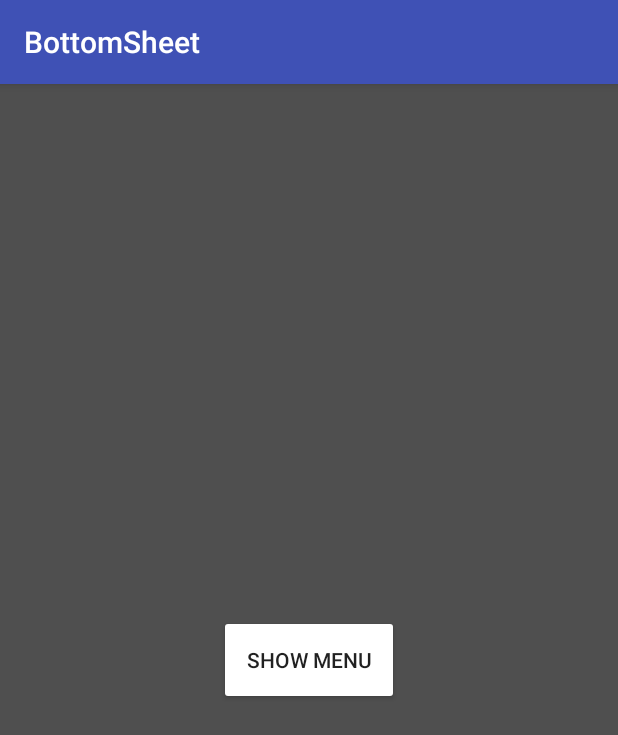
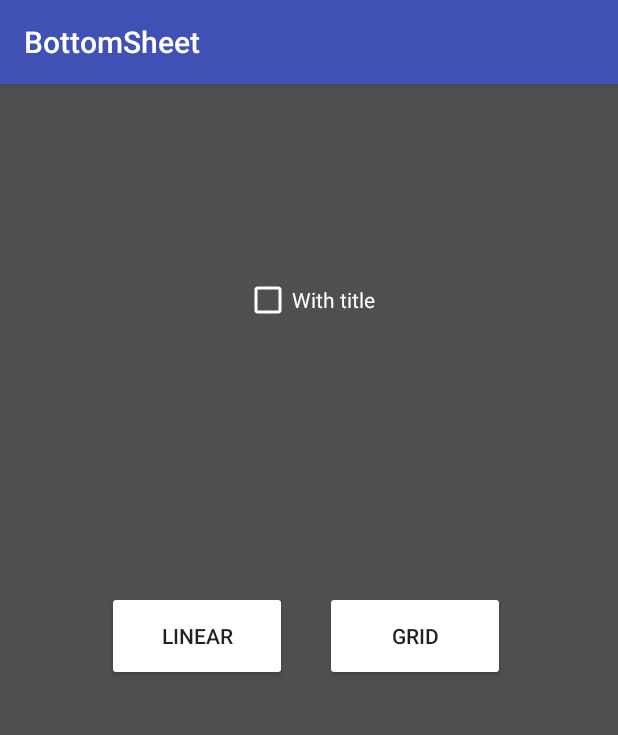
Before and after one commit to whalemare/sheetmenu, an Android app: the MainActivity screen opened directly, with no data from a screen before it, on a phone screen of 412 x 824 dp. Shown: the top 735 px of the screen. Run offline under Robolectric (Android 15) with nearby library versions, the phone set to English and light mode, and no system bars.

Commit message:
Add customs
* add custom adapter
* add custom layout manager

```diff
--- a/app/src/main/java/ru/whalemare/bottomsheet/MainActivity.java
+++ b/app/src/main/java/ru/whalemare/bottomsheet/MainActivity.java
@@ -14,7 +14,7 @@ public class MainActivity extends AppCompatActivity {
         super.onCreate(savedInstanceState);
         setContentView(R.layout.activity_main);
 
-        findViewById(R.id.button_show_menu).setOnClickListener(new View.OnClickListener() {
+        findViewById(R.id.button_linear).setOnClickListener(new View.OnClickListener() {
             @Override
             public void onClick(View v) {
                 setup();
@@ -41,7 +41,7 @@ public class MainActivity extends AppCompatActivity {
                 R.string.title,
                 null,
                 R.menu.menu,
-                null,
+                null, null,
                 new MenuItem.OnMenuItemClickListener() {
                     @Override
                     public boolean onMenuItemClick(MenuItem item) {
--- a/app/src/main/res/layout/activity_main.xml
+++ b/app/src/main/res/layout/activity_main.xml
@@ -8,21 +8,52 @@
     android:background="#4f4f4f"
     tools:context="ru.whalemare.bottomsheet.MainActivity">
 
+    <android.support.v7.widget.AppCompatCheckBox
+        android:id="@+id/checkbox_title"
+        android:layout_width="wrap_content"
+        android:layout_height="wrap_content"
+        android:layout_marginTop="128dp"
+        android:text="@string/text_with_title"
+        android:textColor="#fff"
+        app:buttonTint="#fff"
+        app:layout_constraintTop_toTopOf="parent"
+        android:layout_marginRight="8dp"
+        app:layout_constraintRight_toRightOf="parent"
+        android:layout_marginLeft="8dp"
+        app:layout_constraintLeft_toLeftOf="parent"
+        />
+
     <Button
-        android:id="@+id/button_show_menu"
+        android:id="@+id/button_linear"
         android:layout_width="120dp"
         android:layout_height="60dp"
-        android:layout_marginBottom="8dp"
         android:layout_marginEnd="8dp"
         android:layout_marginLeft="8dp"
         android:layout_marginRight="8dp"
         android:layout_marginStart="8dp"
-        android:layout_marginTop="8dp"
         android:backgroundTint="#fff"
-        android:text="@string/text_show_menu"
-        app:layout_constraintBottom_toBottomOf="parent"
+        android:text="@string/text_linear"
+        app:layout_constraintHorizontal_bias="0.229"
         app:layout_constraintLeft_toLeftOf="parent"
         app:layout_constraintRight_toRightOf="parent"
-        app:layout_constraintTop_toTopOf="parent"/>
+        app:layout_constraintBaseline_toBaselineOf="@+id/button_grid"/>
+
+    <Button
+        android:id="@+id/button_grid"
+        android:layout_width="120dp"
+        android:layout_height="60dp"
+        android:layout_marginBottom="8dp"
+        android:layout_marginLeft="8dp"
+        android:layout_marginRight="8dp"
+        android:backgroundTint="#fff"
+
+        android:text="@string/text_grid"
+        app:layout_constraintBottom_toBottomOf="parent"
+        app:layout_constraintHorizontal_bias="0.203"
+        app:layout_constraintLeft_toRightOf="@+id/button_linear"
+        app:layout_constraintRight_toRightOf="parent"
+        android:layout_marginTop="8dp"
+        app:layout_constraintTop_toBottomOf="@+id/checkbox_title"
+        app:layout_constraintVertical_bias="0.32"/>
 
 </android.support.constraint.ConstraintLayout>
--- a/app/src/main/res/menu/menu.xml
+++ b/app/src/main/res/menu/menu.xml
@@ -1,10 +1,18 @@
 <menu xmlns:android="http://schemas.android.com/apk/res/android">
     <item
-        android:id="@+id/action_first"
+        android:id="@+id/action_one"
         android:icon="@drawable/ic_atom"
-        android:title="First"/>
+        android:title="One"/>
     <item
-        android:id="@+id/action_second"
+        android:id="@+id/action_two"
         android:icon="@drawable/ic_disco"
-        android:title="Second"/>
+        android:title="Two"/>
+    <item
+        android:id="@+id/action_three"
+        android:icon="@drawable/ic_atom"
+        android:title="Three"/>
+    <item
+        android:id="@+id/action_four"
+        android:icon="@drawable/ic_disco"
+        android:title="Four"/>
 </menu>
--- a/app/src/main/res/values/strings.xml
+++ b/app/src/main/res/values/strings.xml
@@ -1,5 +1,7 @@
 <resources>
     <string name="app_name">BottomSheet</string>
     <string name="title">Title</string>
-    <string name="text_show_menu">Show menu</string>
+    <string name="text_linear">Linear</string>
+    <string name="text_grid">Grid</string>
+    <string name="text_with_title">With title</string>
 </resources>
```
Also changed, not shown: app/src/main/java/ru/whalemare/bottomsheet/MainActivityKotlin.kt (+18 -7 lines), sheetmenu/src/main/java/ru/whalemare/sheetmenu/SheetMenu.kt (+44 -6 lines), sheetmenu/src/main/java/ru/whalemare/sheetmenu/adapter/MenuAdapter.kt (renamed from sheetmenu/src/main/java/ru/whalemare/sheetmenu/ListAdapter.kt, +9 -7 lines), sheetmenu/src/main/java/ru/whalemare/sheetmenu/extension/Extensions.kt (+16 -0 lines), sheetmenu/src/main/res/layout/item_grid.xml (added, +31 -0 lines), sheetmenu/src/main/res/layout/item_linear.xml (renamed from sheetmenu/src/main/res/layout/item_sheet_list.xml).
